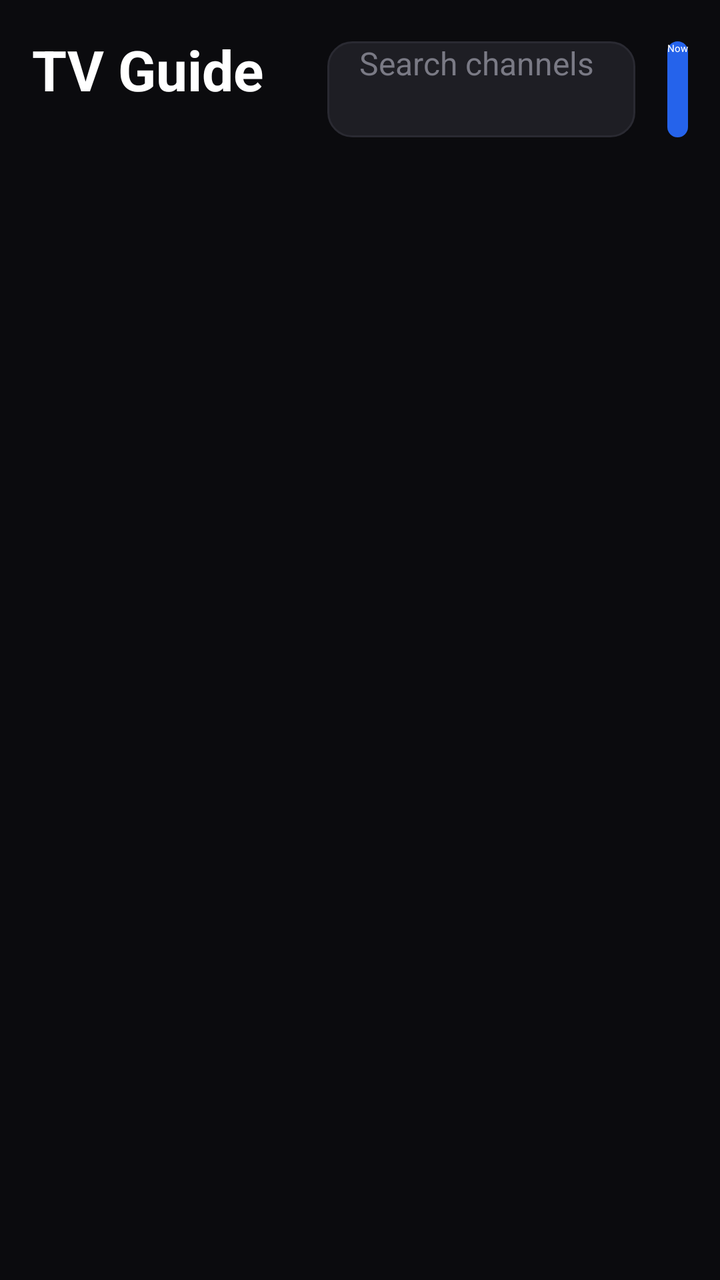
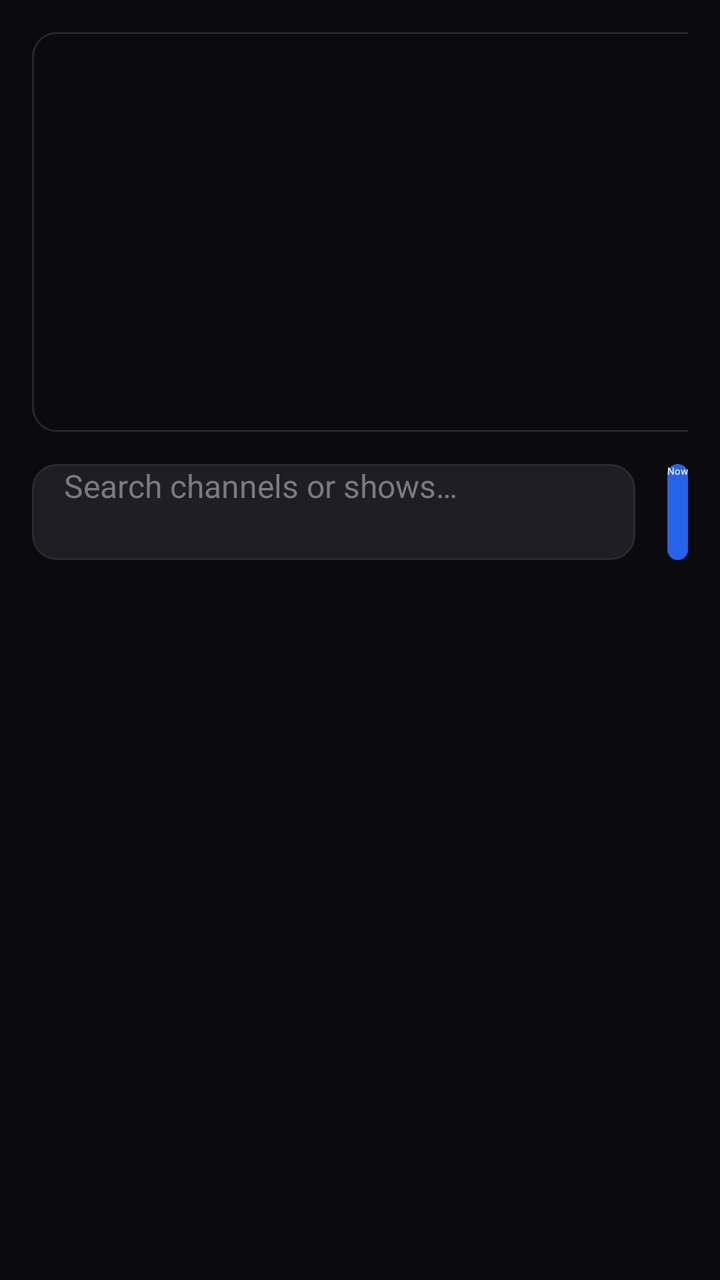

Compare the two renders of this Android layout. The source of the first and the diff that turns it into the second are given below.
<!-- AndroidManifest.xml: application theme Theme.OpenTV -->
<!-- res/layout/activity_guide.xml -->
<?xml version="1.0" encoding="utf-8"?>
<LinearLayout xmlns:android="http://schemas.android.com/apk/res/android"
    android:layout_width="match_parent"
    android:layout_height="match_parent"
    android:orientation="vertical"
    android:background="#0B0B0E"
    android:padding="16dp">

    
    <LinearLayout
        android:layout_width="match_parent"
        android:layout_height="wrap_content"
        android:orientation="horizontal"
        android:gravity="center_vertical">

        <LinearLayout
            android:layout_width="wrap_content"
            android:layout_height="wrap_content"
            android:orientation="vertical">

            <TextView
                android:layout_width="wrap_content"
                android:layout_height="wrap_content"
                android:text="@string/tv_guide"
                android:textColor="@android:color/white"
                android:textSize="28sp"
                android:textStyle="bold" />

            <TextView
                android:id="@+id/guide_date"
                android:layout_width="wrap_content"
                android:layout_height="wrap_content"
                android:textColor="#9A9AA3"
                android:textSize="15sp" />
        </LinearLayout>

        <EditText
            android:id="@+id/guide_search"
            android:layout_width="0dp"
            android:layout_height="48dp"
            android:layout_weight="1"
            android:layout_marginStart="32dp"
            android:layout_marginEnd="16dp"
            android:background="@drawable/guide_search_bg"
            android:hint="@string/guide_search_hint"
            android:textColor="@android:color/white"
            android:textColorHint="#7A7A85"
            android:textSize="16sp"
            android:paddingStart="16dp"
            android:paddingEnd="16dp"
            android:inputType="text"
            android:singleLine="true"
            android:imeOptions="actionSearch" />

        <Button
            android:id="@+id/guide_now_button"
            android:layout_width="wrap_content"
            android:layout_height="48dp"
            android:text="@string/guide_now"
            android:textColor="@android:color/white"
            android:background="@drawable/guide_now_button_bg" />

    </LinearLayout>

    <ProgressBar
        android:id="@+id/guide_loading"
        android:layout_width="wrap_content"
        android:layout_height="wrap_content"
        android:layout_gravity="center"
        android:layout_marginTop="48dp" />

    <ScrollView
        android:id="@+id/guide_scroll"
        android:layout_width="match_parent"
        android:layout_height="0dp"
        android:layout_weight="1"
        android:layout_marginTop="16dp"
        android:visibility="gone">

        <HorizontalScrollView
            android:id="@+id/guide_hscroll"
            android:layout_width="wrap_content"
            android:layout_height="wrap_content">

            <FrameLayout
                android:id="@+id/guide_frame"
                android:layout_width="wrap_content"
                android:layout_height="wrap_content">

                <LinearLayout
                    android:id="@+id/guide_container"
                    android:layout_width="wrap_content"
                    android:layout_height="wrap_content"
                    android:orientation="vertical" />

                
                <View
                    android:id="@+id/guide_now_line"
                    android:layout_width="3dp"
                    android:layout_height="match_parent"
                    android:background="#FF3B30"
                    android:visibility="gone" />

            </FrameLayout>
        </HorizontalScrollView>
    </ScrollView>

    <TextView
        android:id="@+id/guide_empty"
        android:layout_width="wrap_content"
        android:layout_height="wrap_content"
        android:layout_gravity="center"
        android:layout_marginTop="48dp"
        android:text="@string/guide_no_results"
        android:textColor="#9A9AA3"
        android:textSize="18sp"
        android:visibility="gone" />

</LinearLayout>
<!-- resources referenced by this layout -->
<resources>
  <!-- drawable guide_now_button_bg (drawable) -->
  <?xml version="1.0" encoding="utf-8"?>
  <shape xmlns:android="http://schemas.android.com/apk/res/android"
      android:shape="rectangle">
      <solid android:color="#2563EB" />
      <corners android:radius="24dp" />
  </shape>
  <!-- drawable guide_search_bg (drawable) -->
  <?xml version="1.0" encoding="utf-8"?>
  <shape xmlns:android="http://schemas.android.com/apk/res/android"
      android:shape="rectangle">
      <solid android:color="#1E1E24" />
      <corners android:radius="12dp" />
      <stroke
          android:width="1dp"
          android:color="#2A2A32" />
  </shape>
  <string name="guide_no_results">No channels or shows match your search.</string>
  <string name="guide_now">Now</string>
  <string name="guide_search_hint">Search channels or shows…</string>
  <string name="tv_guide">TV Guide</string>
  <style name="Theme.OpenTV" parent="Theme.Leanback">
          <item name="android:windowBackground">@android:color/black</item>
      </style>
</resources>

<!-- the commit's change to res/layout/activity_guide.xml (unified diff, before → after) -->
@@ -9,37 +9,129 @@
     
     <LinearLayout
         android:layout_width="match_parent"
+        android:layout_height="200dp"
+        android:orientation="horizontal">
+
+        
+        <FrameLayout
+            android:layout_width="360dp"
+            android:layout_height="match_parent"
+            android:background="@drawable/guide_preview_bg">
+
+            <ImageView
+                android:id="@+id/guide_detail_logo"
+                android:layout_width="120dp"
+                android:layout_height="120dp"
+                android:layout_gravity="center"
+                android:contentDescription="@string/guide_preview" />
+
+            <TextView
+                android:id="@+id/guide_detail_channel"
+                android:layout_width="wrap_content"
+                android:layout_height="wrap_content"
+                android:layout_gravity="bottom|center_horizontal"
+                android:layout_marginBottom="12dp"
+                android:textColor="#FFFFFF"
+                android:textSize="16sp"
+                android:textStyle="bold"
+                android:maxLines="1" />
+        </FrameLayout>
+
+        
+        <LinearLayout
+            android:layout_width="0dp"
+            android:layout_height="match_parent"
+            android:layout_weight="1"
+            android:layout_marginStart="24dp"
+            android:orientation="vertical">
+
+            <LinearLayout
+                android:layout_width="match_parent"
+                android:layout_height="wrap_content"
+                android:orientation="horizontal"
+                android:gravity="center_vertical">
+
+                <TextView
+                    android:id="@+id/guide_detail_title"
+                    android:layout_width="0dp"
+                    android:layout_height="wrap_content"
+                    android:layout_weight="1"
+                    android:textColor="#FFFFFF"
+                    android:textSize="28sp"
+                    android:textStyle="bold"
+                    android:maxLines="1" />
+
+                
+                <TextView
+                    android:id="@+id/guide_detail_star"
+                    android:layout_width="wrap_content"
+                    android:layout_height="wrap_content"
+                    android:layout_marginStart="16dp"
+                    android:text="☆"
+                    android:textColor="#7A7A85"
+                    android:textSize="32sp"
+                    android:focusable="true"
+                    android:clickable="true"
+                    android:padding="8dp" />
+            </LinearLayout>
+
+            <LinearLayout
+                android:layout_width="match_parent"
+                android:layout_height="wrap_content"
+                android:layout_marginTop="12dp"
+                android:orientation="horizontal"
+                android:gravity="center_vertical">
+
+                <TextView
+                    android:id="@+id/guide_detail_time"
+                    android:layout_width="wrap_content"
+                    android:layout_height="wrap_content"
+                    android:textColor="#C9C9D1"
+                    android:textSize="16sp" />
+
+                <ProgressBar
+                    android:id="@+id/guide_detail_progress"
+                    style="?android:attr/progressBarStyleHorizontal"
+                    android:layout_width="200dp"
+                    android:layout_height="8dp"
+                    android:layout_marginStart="16dp"
+                    android:max="100"
+                    android:progress="0"
+                    android:progressDrawable="@drawable/guide_progress_drawable" />
+
+                <TextView
+                    android:id="@+id/guide_detail_remaining"
+                    android:layout_width="wrap_content"
+                    android:layout_height="wrap_content"
+                    android:layout_marginStart="12dp"
+                    android:textColor="#C9C9D1"
+                    android:textSize="16sp" />
+            </LinearLayout>
+
+            <TextView
+                android:id="@+id/guide_detail_category"
+                android:layout_width="wrap_content"
+                android:layout_height="wrap_content"
+                android:layout_gravity="end"
+                android:layout_marginTop="48dp"
+                android:textColor="#9A9AA3"
+                android:textSize="16sp" />
+        </LinearLayout>
+    </LinearLayout>
+
+    
+    <LinearLayout
+        android:layout_width="match_parent"
         android:layout_height="wrap_content"
+        android:layout_marginTop="16dp"
         android:orientation="horizontal"
         android:gravity="center_vertical">
-
-        <LinearLayout
-            android:layout_width="wrap_content"
-            android:layout_height="wrap_content"
-            android:orientation="vertical">
-
-            <TextView
-                android:layout_width="wrap_content"
-                android:layout_height="wrap_content"
-                android:text="@string/tv_guide"
-                android:textColor="@android:color/white"
-                android:textSize="28sp"
-                android:textStyle="bold" />
-
-            <TextView
-                android:id="@+id/guide_date"
-                android:layout_width="wrap_content"
-                android:layout_height="wrap_content"
-                android:textColor="#9A9AA3"
-                android:textSize="15sp" />
-        </LinearLayout>
 
         <EditText
             android:id="@+id/guide_search"
             android:layout_width="0dp"
             android:layout_height="48dp"
             android:layout_weight="1"
-            android:layout_marginStart="32dp"
             android:layout_marginEnd="16dp"
             android:background="@drawable/guide_search_bg"
             android:hint="@string/guide_search_hint"
@@ -59,7 +151,6 @@
             android:text="@string/guide_now"
             android:textColor="@android:color/white"
             android:background="@drawable/guide_now_button_bg" />
-
     </LinearLayout>
 
     <ProgressBar
<!-- resource entries referenced after the edit -->
@@ -7,6 +7,34 @@
       <solid android:color="#2563EB" />
       <corners android:radius="24dp" />
   </shape>
+  <!-- drawable guide_preview_bg (drawable) -->
+  <?xml version="1.0" encoding="utf-8"?>
+  <shape xmlns:android="http://schemas.android.com/apk/res/android"
+      android:shape="rectangle">
+      <solid android:color="#0B0B0E" />
+      <corners android:radius="12dp" />
+      <stroke
+          android:width="1dp"
+          android:color="#26262E" />
+  </shape>
+  <!-- drawable guide_progress_drawable (drawable) -->
+  <?xml version="1.0" encoding="utf-8"?>
+  <layer-list xmlns:android="http://schemas.android.com/apk/res/android">
+      <item android:id="@android:id/background">
+          <shape android:shape="rectangle">
+              <solid android:color="#2A2A32" />
+              <corners android:radius="4dp" />
+          </shape>
+      </item>
+      <item android:id="@android:id/progress">
+          <clip>
+              <shape android:shape="rectangle">
+                  <solid android:color="#3B82F6" />
+                  <corners android:radius="4dp" />
+              </shape>
+          </clip>
+      </item>
+  </layer-list>
   <!-- drawable guide_search_bg (drawable) -->
   <?xml version="1.0" encoding="utf-8"?>
   <shape xmlns:android="http://schemas.android.com/apk/res/android"
@@ -19,8 +47,8 @@
   </shape>
   <string name="guide_no_results">No channels or shows match your search.</string>
   <string name="guide_now">Now</string>
+  <string name="guide_preview">Channel preview</string>
   <string name="guide_search_hint">Search channels or shows…</string>
-  <string name="tv_guide">TV Guide</string>
   <style name="Theme.OpenTV" parent="Theme.Leanback">
           <item name="android:windowBackground">@android:color/black</item>
       </style>
